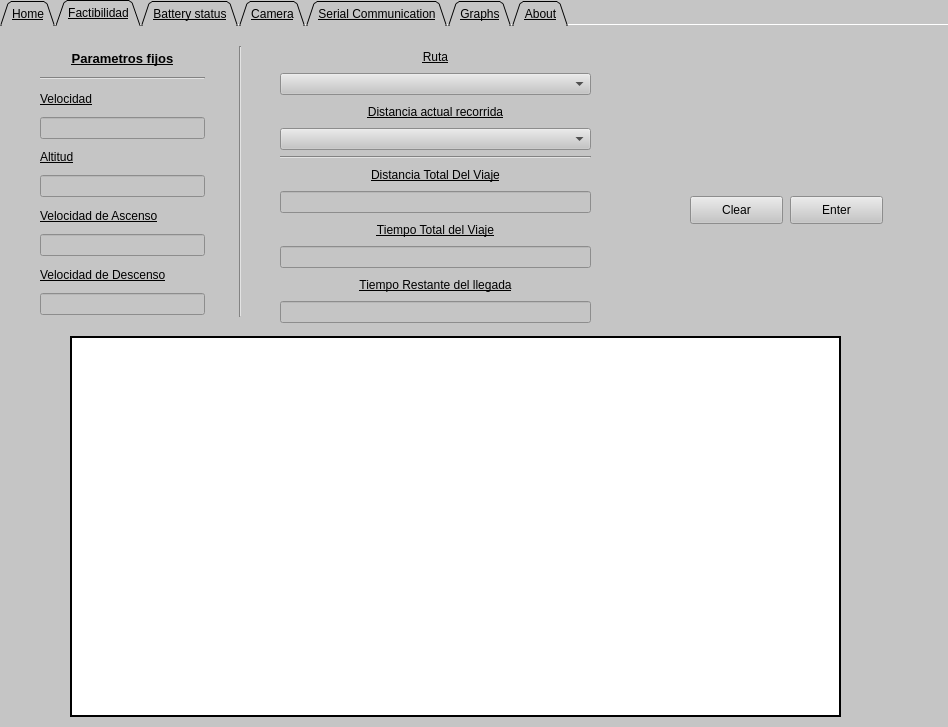
Qt form HMI.ui (Dartherick/Proyecto2_Angelica) before a commit.
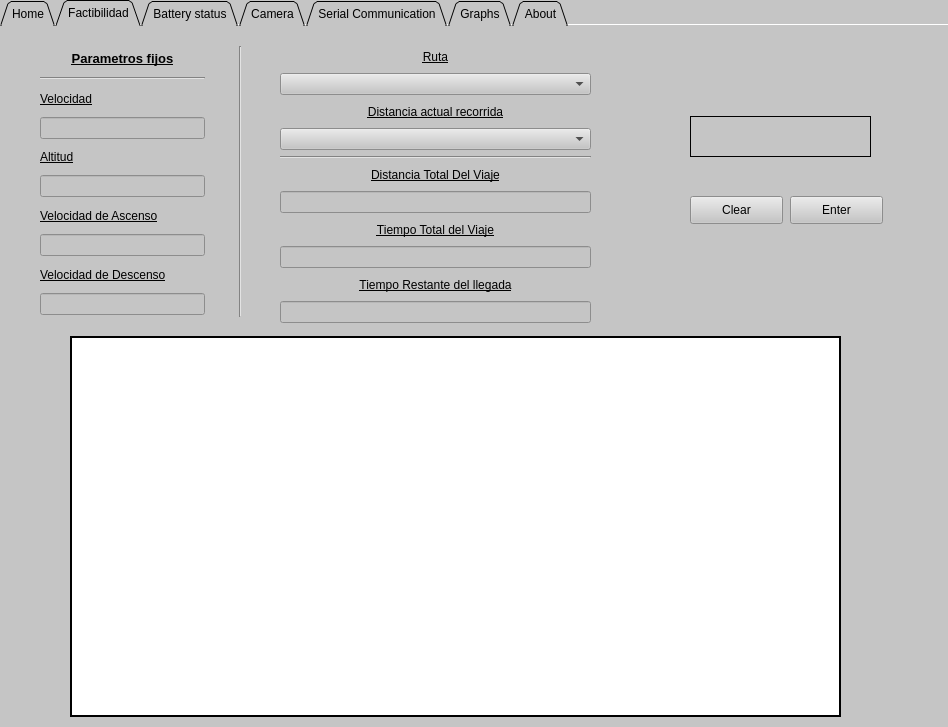
The same form after that commit. The open tabs and pages were chosen to show the change. Icons and pictures are not drawn.

```diff
--- a/HMI.ui
+++ b/HMI.ui
@@ -29,7 +29,7 @@
     <property name="font">
      <font>
       <pointsize>9</pointsize>
-      <underline>true</underline>
+      <underline>false</underline>
      </font>
     </property>
     <property name="styleSheet">
@@ -474,6 +474,9 @@
         <bold>true</bold>
        </font>
       </property>
+      <property name="frameShape">
+       <enum>QFrame::Box</enum>
+      </property>
       <property name="text">
        <string/>
       </property>
```
Left out of the diff: 4 changed lines with no effect on the pictures.
